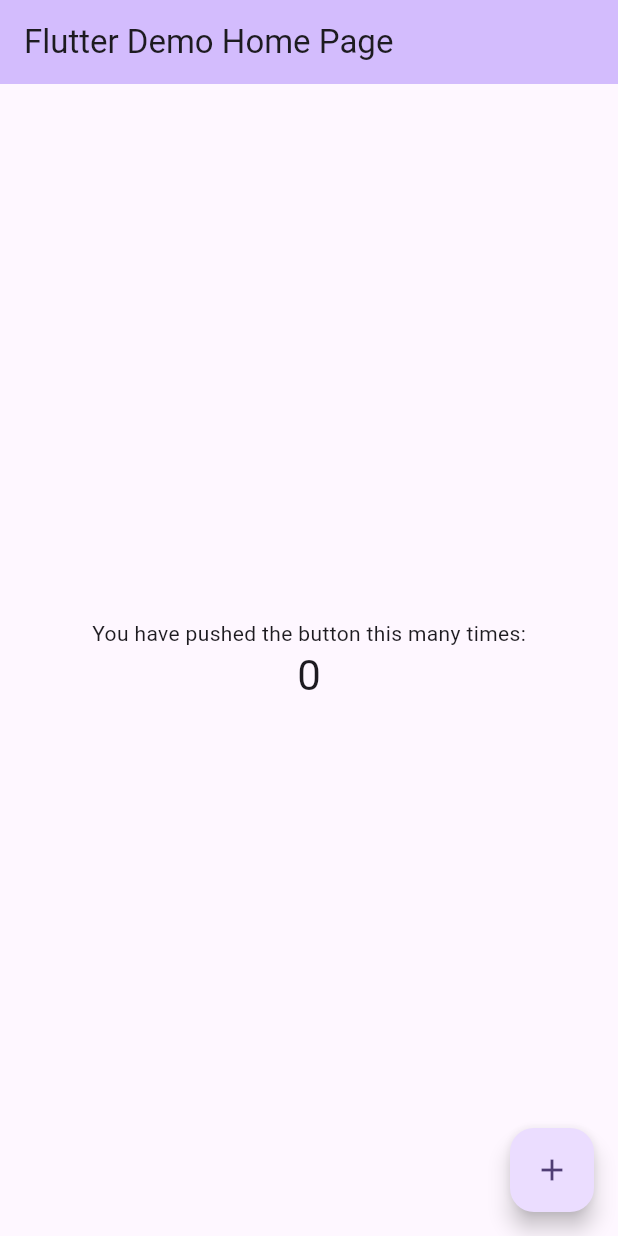
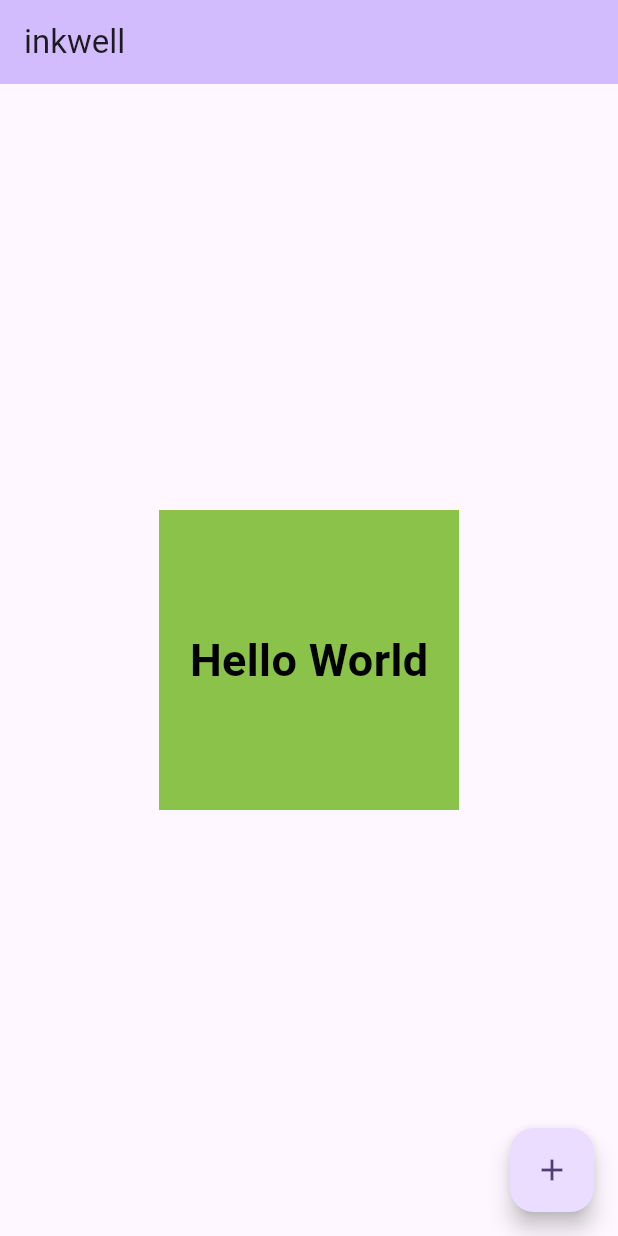
Before and after one commit to kavit-bokarvadiya/flutter, a Flutter app: the screen it shows after launch, on a phone screen of 412 x 824 dp. Run offline on Flutter 3.47's test engine with Material 3 defaults, Android fonts, the light colour scheme and no system bars.

Commit message:
add intwell

```diff
--- a/inkwell/lib/main.dart
+++ b/inkwell/lib/main.dart
@@ -12,6 +12,7 @@
   Widget build(BuildContext context) {
     return MaterialApp(
       title: 'Flutter Demo',
+      debugShowCheckedModeBanner: false,
       theme: ThemeData(
         // This is the theme of your application.
         //
@@ -83,33 +84,36 @@
         backgroundColor: Theme.of(context).colorScheme.inversePrimary,
         // Here we take the value from the MyHomePage object that was created by
         // the App.build method, and use it to set our appbar title.
-        title: Text(widget.title),
+        title: Text("inkwell"),
       ),
       body: Center(
-        // Center is a layout widget. It takes a single child and positions it
-        // in the middle of the parent.
-        child: Column(
-          // Column is also a layout widget. It takes a list of children and
-          // arranges them vertically. By default, it sizes itself to fit its
-          // children horizontally, and tries to be as tall as its parent.
-          //
-          // Column has various properties to control how it sizes itself and
-          // how it positions its children. Here we use mainAxisAlignment to
-          // center the children vertically; the main axis here is the vertical
-          // axis because Columns are vertical (the cross axis would be
-          // horizontal).
-          //
-          // TRY THIS: Invoke "debug painting" (choose the "Toggle Debug Paint"
-          // action in the IDE, or press "p" in the console), to see the
-          // wireframe for each widget.
-          mainAxisAlignment: MainAxisAlignment.center,
-          children: <Widget>[
-            const Text('You have pushed the button this many times:'),
-            Text(
-              '$_counter',
-              style: Theme.of(context).textTheme.headlineMedium,
+        child: InkWell(
+          onTap: ()
+          {
+            print("single click");
+          },
+          child: Container(
+            height: 200,
+            width: 200,
+            color: Colors.lightGreen,
+            child:Center(
+              child: InkWell(
+                onTap: ()
+                {
+                  print("hello world");
+                },
+                child: Text(
+                  "Hello World",
+                  style: TextStyle(
+                      color: Colors.black,
+                      fontWeight: FontWeight.bold,
+                      fontSize: 30,
+
+                  ),),
+              ),
             ),
-          ],
+          ),
+
         ),
       ),
       floatingActionButton: FloatingActionButton(
```
